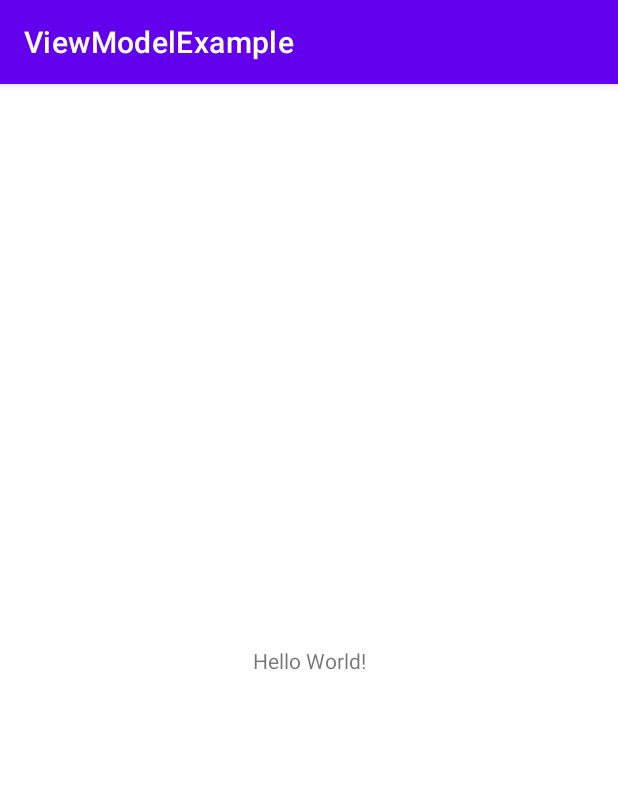
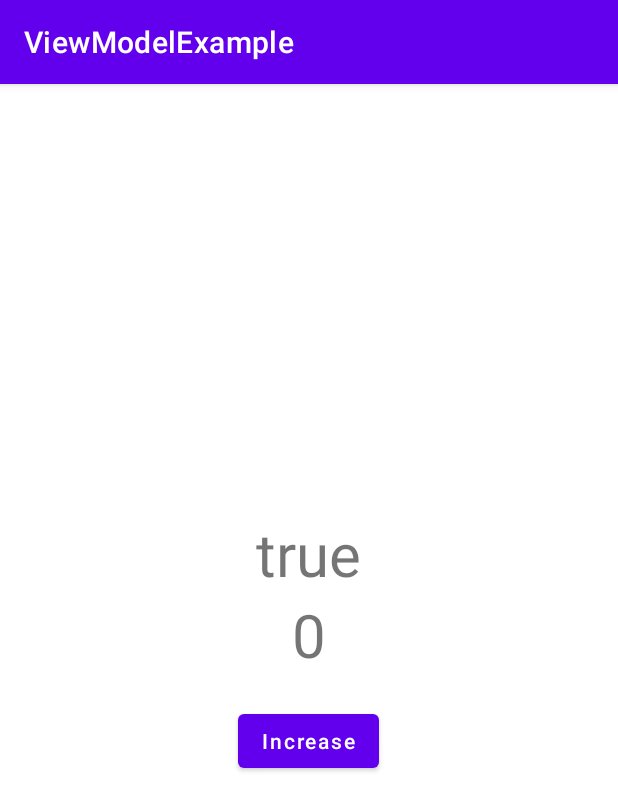
Before and after one commit to gurkanucar/ViewModelExample, an Android app: the screen it shows after launch (MainActivity), on a phone screen of 412 x 824 dp. Shown: the top 811 px of the screen. Run offline under Robolectric (Android 15) with nearby library versions, the phone set to English and light mode, and no system bars.

Commit message:
main activity design updated

```diff
--- a/app/src/main/res/layout/activity_main.xml
+++ b/app/src/main/res/layout/activity_main.xml
@@ -1,18 +1,39 @@
 <?xml version="1.0" encoding="utf-8"?>
-<androidx.constraintlayout.widget.ConstraintLayout xmlns:android="http://schemas.android.com/apk/res/android"
+<RelativeLayout xmlns:android="http://schemas.android.com/apk/res/android"
     xmlns:app="http://schemas.android.com/apk/res-auto"
     xmlns:tools="http://schemas.android.com/tools"
     android:layout_width="match_parent"
     android:layout_height="match_parent"
+    android:layout_gravity="center"
+    android:gravity="center"
     tools:context=".MainActivity">
 
     <TextView
+        android:id="@+id/tv_result"
         android:layout_width="wrap_content"
         android:layout_height="wrap_content"
-        android:text="Hello World!"
-        app:layout_constraintBottom_toBottomOf="parent"
-        app:layout_constraintEnd_toEndOf="parent"
-        app:layout_constraintStart_toStartOf="parent"
-        app:layout_constraintTop_toTopOf="parent" />
+        android:layout_centerInParent="true"
+        android:text="true"
+        android:textSize="40sp" />
 
-</androidx.constraintlayout.widget.ConstraintLayout>
+    <TextView
+        android:id="@+id/tv_value"
+        android:layout_width="wrap_content"
+        android:layout_height="wrap_content"
+        android:layout_below="@id/tv_result"
+        android:layout_centerInParent="true"
+        android:text="0"
+        android:textSize="40sp" />
+
+    <Button
+        android:id="@+id/increase_btn"
+        android:layout_width="wrap_content"
+        android:layout_height="wrap_content"
+        android:layout_below="@id/tv_value"
+        android:layout_centerInParent="true"
+        android:layout_margin="20dp"
+        android:text="Increase"
+        android:textAllCaps="false" />
+
+
+</RelativeLayout>
```
